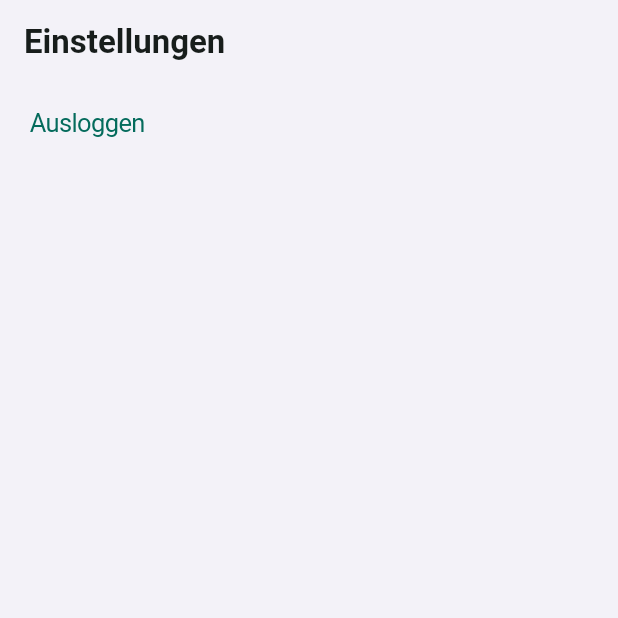
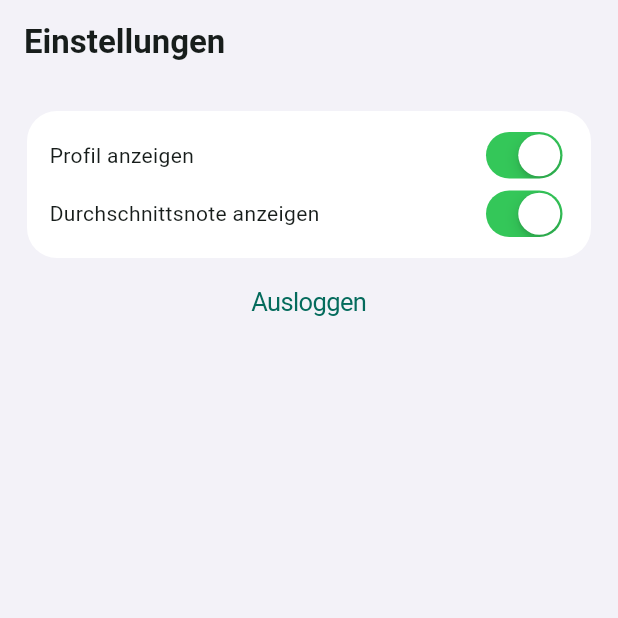
Before and after one commit to DEMIDOB/ka_uni, a Flutter app: the SettingsPage screen opened directly, on a phone screen of 412 x 824 dp, the top half of it. Run offline on Flutter 3.47's test engine with Material 3 defaults, Android fonts, the phone set to English and light mode, and no system bars; our stand-ins replace carousel_slider, flutter_map, flutter_secure_storage, flutter_svg, flutter_widget_from_html, latlong2 and 3 more; missing offline and left inert: async_locks, dart:ffi, flutter_web_browser, http_session; accounts and stored records are empty; network calls fail.

Commit message:
Settings page & basic functionality

```diff
--- a/lib/constants.dart
+++ b/lib/constants.dart
@@ -1,4 +1,8 @@
-import 'dart:ui';
+import 'package:flutter/cupertino.dart';
+
+// Layout
+const defaultPagePadding = 15.0;
+const defaultPagePaddingEdgeInsetsAll = EdgeInsets.all(15.0);
 
 // Shapes
 const appBorderRadius = Radius.circular(20);
--- a/lib/main.dart
+++ b/lib/main.dart
@@ -1,6 +1,7 @@
 import 'package:flutter/material.dart';
 import 'package:kit_mobile/credentials/data/credentials_provider.dart';
 import 'package:kit_mobile/credentials/views/login_view.dart';
+import 'package:kit_mobile/settings/providers/settings_provider.dart';
 import 'package:kit_mobile/state_management/kit_provider.dart';
 import 'package:kit_mobile/toasts/models/toasts_provider.dart';
 import 'package:kit_mobile/toasts/views/toasts_overlay.dart';
@@ -78,7 +79,8 @@ class MyApp extends StatelessWidget {
       providers: [
         ChangeNotifierProvider<KITProvider>(create: (ctx) => KITProvider()),
         ChangeNotifierProvider<CredentialsProvider>(create: (ctx) => CredentialsProvider(),),
-        ChangeNotifierProvider<ToastsProvider>(create: (ctx) => ToastsProvider(),)
+        ChangeNotifierProvider<ToastsProvider>(create: (ctx) => ToastsProvider(),),
+        ChangeNotifierProvider<SettingsProvider>(create: (ctx) => SettingsProvider(context: ctx),)
       ],
       child: MaterialApp(
         title: "KA.Uni",
--- a/lib/module_info_table/models/module_info_table_types/module_info_table_sensible.dart
+++ b/lib/module_info_table/models/module_info_table_types/module_info_table_sensible.dart
@@ -1,6 +1,5 @@
 import 'package:flutter/cupertino.dart';
 import 'package:flutter/material.dart';
-import 'package:flutter/services.dart';
 import 'package:kit_mobile/module_info_table/views/appointment_cell.dart';
 import 'package:provider/provider.dart';
 
--- /dev/null
+++ b/lib/settings/providers/settings_provider.dart
@@ -0,0 +1,76 @@
+import 'dart:ffi';
+
+import 'package:flutter/cupertino.dart';
+import 'package:shared_preferences/shared_preferences.dart';
+
+const showingAvgMarkKey = "PREF_showingAvgMark";
+const showingProfileKey = "PREF_showingProfile";
+
+class SettingsProvider extends ChangeNotifier {
+  static SettingsProvider? _instance;
+
+  final BuildContext context;
+  SettingsProvider({required this.context}) {
+    _instance = this;
+    prepare();
+  }
+
+  BoolSetting showingAvgMark = BoolSetting(
+    valueKey: showingAvgMarkKey,
+    defaultValue: true,
+    notifyCallback: () => _instance?.notifyListeners()
+  );
+
+  BoolSetting showingProfile = BoolSetting(
+    valueKey: showingProfileKey,
+    defaultValue: true,
+    notifyCallback: () => _instance?.notifyListeners()
+  );
+
+  List<BoolSetting> get settings => [showingAvgMark, showingProfile];
+
+  Future<void> prepare() async {
+    await Future.wait(settings.map((el) => el.prepare()));
+  }
+
+}
+
+class BoolSetting {
+  Function? notifyCallback;
+  final String valueKey;
+
+  late bool _value;
+
+  BoolSetting({required this.valueKey, required defaultValue, this.notifyCallback}) {
+    _value = defaultValue;
+  }
+
+  bool get value => _value;
+
+  Future<void> prepare() async {
+    final prefs = await SharedPreferences.getInstance();
+    bool? value = prefs.getBool(valueKey);
+
+    if (value == null) {
+      await set(_value);
+      return;
+    }
+
+    _value = value;
+  }
+
+  Future<void> set(bool newValue) async {
+    final prefs = await SharedPreferences.getInstance();
+    _value = newValue;
+    await prefs.setBool(valueKey, newValue);
+
+    if (notifyCallback != null) {
+      notifyCallback!();
+    }
+  }
+
+  Future<void> toggle() async {
+    await set(!value);
+  }
+
+}
--- a/lib/settings/views/settings_page.dart
+++ b/lib/settings/views/settings_page.dart
@@ -1,5 +1,8 @@
 import 'package:flutter/cupertino.dart';
 import 'package:flutter/material.dart';
+import 'package:kit_mobile/common_ui/block_container.dart';
+import 'package:kit_mobile/constants.dart';
+import 'package:kit_mobile/settings/providers/settings_provider.dart';
 import 'package:kit_mobile/state_management/kit_provider.dart';
 import 'package:provider/provider.dart';
 
@@ -20,6 +23,7 @@ class _SettingsPageState extends State<SettingsPage> {
   Widget build(BuildContext context) {
     final vm = Provider.of<KITProvider>(context);
     final credsVM = Provider.of<CredentialsProvider>(context);
+    final settingsVM = Provider.of<SettingsProvider>(context);
 
     final theme = Theme.of(context);
 
@@ -29,13 +33,62 @@ class _SettingsPageState extends State<SettingsPage> {
       ),
 
       body: SingleChildScrollView(
-        child: Column(
-          children: [
-            CupertinoButton(child: Text("Ausloggen"), onPressed: () => credsVM.logout(vm))
-          ],
+        child: Container(
+          padding: defaultPagePaddingEdgeInsetsAll,
+          child: Column(
+            crossAxisAlignment: CrossAxisAlignment.center,
+            children: [
+              BlockContainer(
+                child: Column(
+                 children: [
+                   SettingRow(
+                     title: "Profil anzeigen",
+                     trailing: CupertinoSwitch(
+                       value: settingsVM.showingProfile.value,
+                       onChanged: settingsVM.showingProfile.set
+                     )
+                   ),
+
+                   SettingRow(
+                       title: "Durchschnittsnote anzeigen",
+                       trailing: CupertinoSwitch(
+                           value: settingsVM.showingAvgMark.value,
+                           onChanged: settingsVM.showingAvgMark.set
+                       )
+                   ),
+                 ],
+                ),
+              ),
+              CupertinoButton(child: Text("Ausloggen"), onPressed: () => credsVM.logout(vm)),
+            ],
+          ),
         ),
       ),
     );
   }
 
+  // Widget _settingRow(String title, Widget trailing) =>
+
 }
+
+class SettingRow extends StatelessWidget {
+  final String title;
+  final Widget trailing;
+
+  const SettingRow({super.key, required this.title, required this.trailing});
+
+  @override
+  Widget build(BuildContext context) {
+    final theme = Theme.of(context);
+
+    return
+      Row(
+        mainAxisAlignment: MainAxisAlignment.spaceBetween,
+        children: [
+          Text(title, style: theme.textTheme.bodyMedium,),
+          trailing
+        ],
+      );
+  }
+
+}
--- a/lib/timetable/pages/timetable_appointment_page.dart
+++ b/lib/timetable/pages/timetable_appointment_page.dart
@@ -165,6 +165,7 @@ class _TimetableAppointmentPageState extends State<TimetableAppointmentPage> {
                 sigmaY: 10,
               ),
               child: SafeArea(
+                bottom: false,
                 child:
                     Row(crossAxisAlignment: CrossAxisAlignment.end, children: [
                   CupertinoButton(
@@ -176,7 +177,6 @@ class _TimetableAppointmentPageState extends State<TimetableAppointmentPage> {
                     },
                   )
                 ]),
-                bottom: false,
               ),
             ),
           )
--- a/lib/timetable/pages/timetable_edit_page.dart
+++ b/lib/timetable/pages/timetable_edit_page.dart
@@ -1,4 +1,3 @@
-import 'package:flutter/cupertino.dart';
 import 'package:flutter/material.dart';
 import 'package:kit_mobile/timetable/views/timetable_weekly_view.dart';
 
--- a/lib/toasts/models/toasts_provider.dart
+++ b/lib/toasts/models/toasts_provider.dart
@@ -1,4 +1,3 @@
-import 'package:flutter/cupertino.dart';
 import 'package:flutter/foundation.dart';
 import 'package:flutter/material.dart';
 
--- a/lib/toasts/views/toasts_overlay.dart
+++ b/lib/toasts/views/toasts_overlay.dart
@@ -1,4 +1,3 @@
-import 'package:flutter/cupertino.dart';
 import 'package:flutter/material.dart';
 import 'package:kit_mobile/common_ui/block_container.dart';
 import 'package:provider/provider.dart';
```
Also changed, not shown: lib/home/views/home_page.dart (+16 -11 lines), lib/profile/views/profile_view.dart (+16 -27 lines), pubspec.lock, 11 other files.
